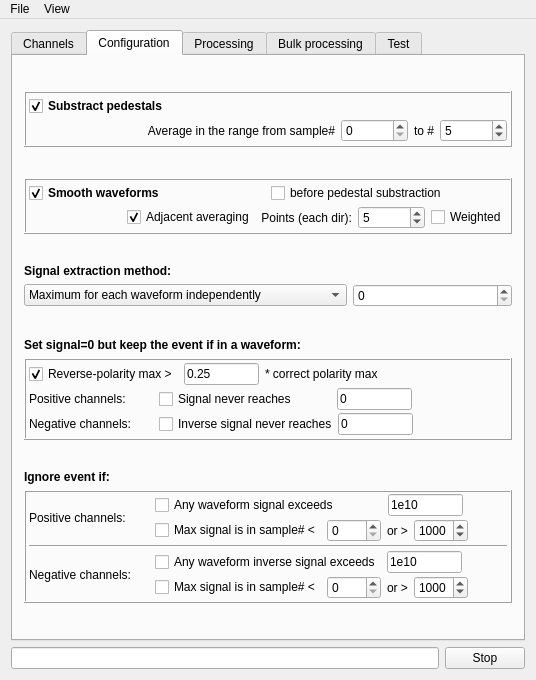
Qt form GUI/mainwindow.ui (andrmor/TRB3reader) before a commit.
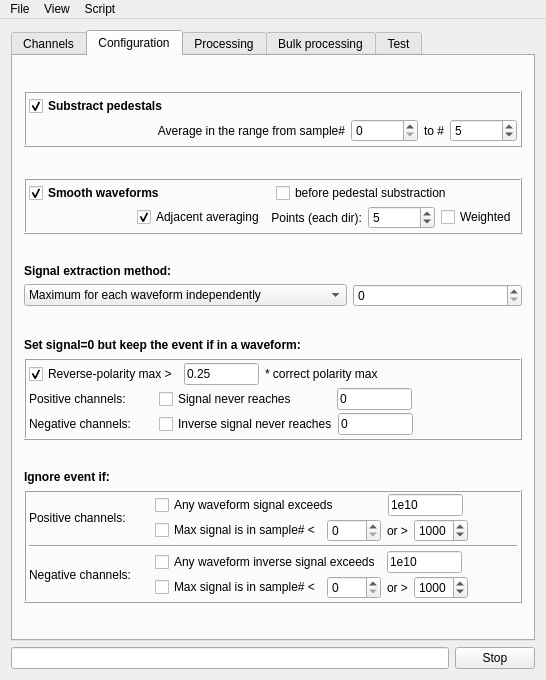
The same form after that commit.

Patch:
```diff
--- a/GUI/mainwindow.ui
+++ b/GUI/mainwindow.ui
@@ -6,7 +6,7 @@
    <rect>
     <x>0</x>
     <y>0</y>
-    <width>536</width>
+    <width>546</width>
     <height>680</height>
    </rect>
   </property>
@@ -2564,7 +2564,7 @@
     <rect>
      <x>0</x>
      <y>0</y>
-     <width>536</width>
+     <width>546</width>
      <height>19</height>
     </rect>
    </property>
@@ -2582,8 +2582,15 @@
     </property>
     <addaction name="actionReset_positions_of_all_windows"/>
    </widget>
+   <widget class="QMenu" name="menuScript">
+    <property name="title">
+     <string>Script</string>
+    </property>
+    <addaction name="actionOpen_script_window"/>
+   </widget>
    <addaction name="menuFile"/>
    <addaction name="menuView"/>
+   <addaction name="menuScript"/>
   </widget>
   <action name="actionLoad_config">
    <property name="text">
```
Left out of the diff: 13 changed lines with no effect on the pictures.
